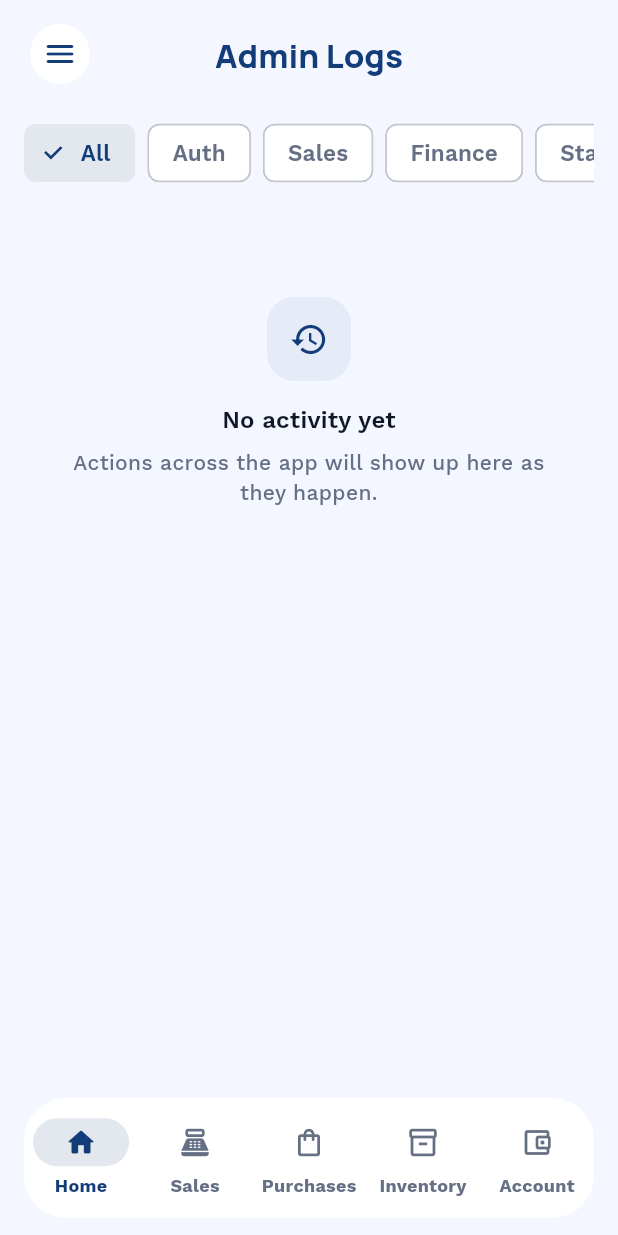
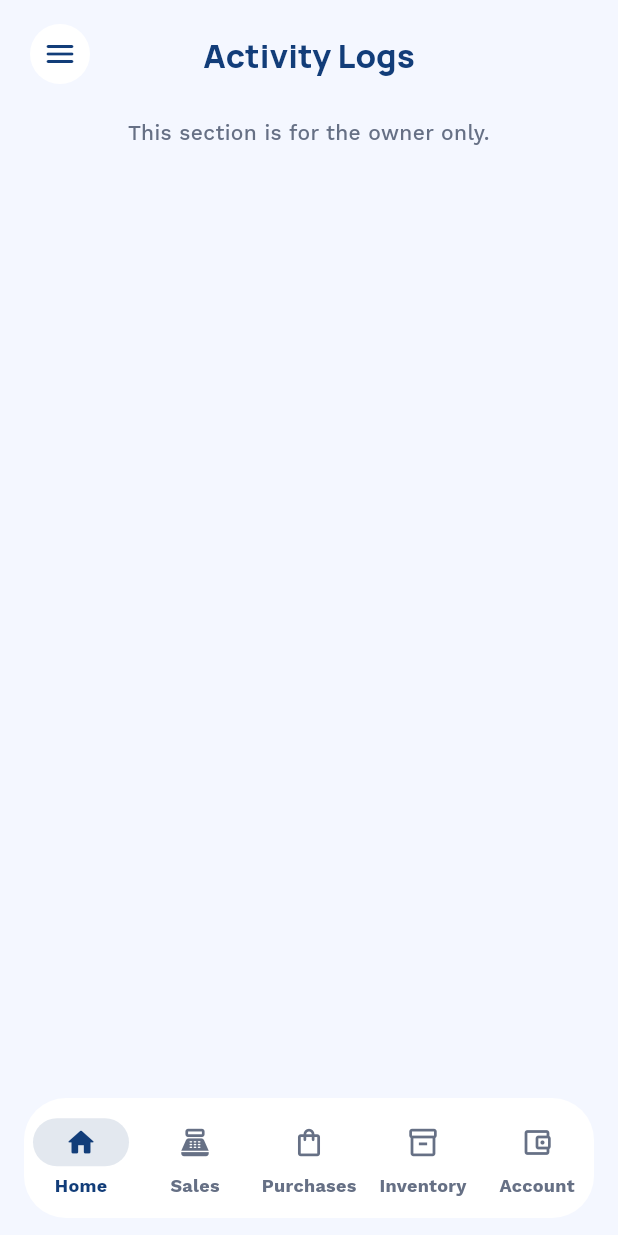
Before and after one commit to black12-ag/Tracker, a Flutter app: the AdminLogsPage screen opened directly with empty values, on a phone screen of 412 x 824 dp. Run offline on Flutter 3.47's test engine with Material 3 defaults, Android fonts, the phone set to English and light mode, and no system bars; our stand-ins replace connectivity_plus, flutter_local_notifications, flutter_riverpod, flutter_secure_storage, google_fonts, image_picker and 2 more; accounts and stored records are empty.

Commit message:
security(ui): add page-level owner guards to owner-only screens
Defense in depth — expenses, loans, employees, inventory_adjustment, finance,
product_setup, admin_logs now early-return an 'owner only' state if opened by
staff, instead of relying solely on the drawer hiding them.

Co-Authored-By: Claude Opus 4.8 (1M context) <noreply@anthropic.com>

```diff
--- a/app/lib/features/admin_logs/page/admin_logs_page.dart
+++ b/app/lib/features/admin_logs/page/admin_logs_page.dart
@@ -1,6 +1,7 @@
 import 'package:flutter/material.dart';
 import 'package:flutter_riverpod/flutter_riverpod.dart';
 import 'package:liquid_soap_tracker/app/theme/app_colors.dart';
+import 'package:liquid_soap_tracker/core/providers/core_providers.dart';
 import 'package:liquid_soap_tracker/core/ui/layout/reference_page_scaffold.dart';
 import 'package:liquid_soap_tracker/core/ui/states/app_error_view.dart';
 import 'package:liquid_soap_tracker/core/ui/states/app_loading_view.dart';
@@ -49,6 +50,23 @@ class _AdminLogsPageState extends ConsumerState<AdminLogsPage> {
 
   @override
   Widget build(BuildContext context) {
+    final profile = ref.watch(currentProfileProvider).valueOrNull;
+    if (profile?.isOwner != true) {
+      return ReferencePageScaffold(
+        title: 'Activity Logs',
+        onMenuPressed: widget.onMenuPressed,
+        child: Center(
+          child: Padding(
+            padding: const EdgeInsets.symmetric(horizontal: 32),
+            child: Text(
+              'This section is for the owner only.',
+              style: Theme.of(context).textTheme.bodyMedium,
+              textAlign: TextAlign.center,
+            ),
+          ),
+        ),
+      );
+    }
     final state = ref.watch(adminLogsControllerProvider);
 
     return ReferencePageScaffold(
```
Also changed, not shown: app/lib/features/employees/page/employees_page.dart (+16 -0 lines), app/lib/features/expenses/page/expenses_page.dart (+16 -0 lines), app/lib/features/finance/page/finance_page.dart (+7 -0 lines), app/lib/features/inventory_adjustment/page/inventory_adjustment_page.dart (+16 -0 lines), app/lib/features/loans/page/loan_records_page.dart (+16 -0 lines), app/lib/features/product_setup/page/product_setup_page.dart (+7 -0 lines).
